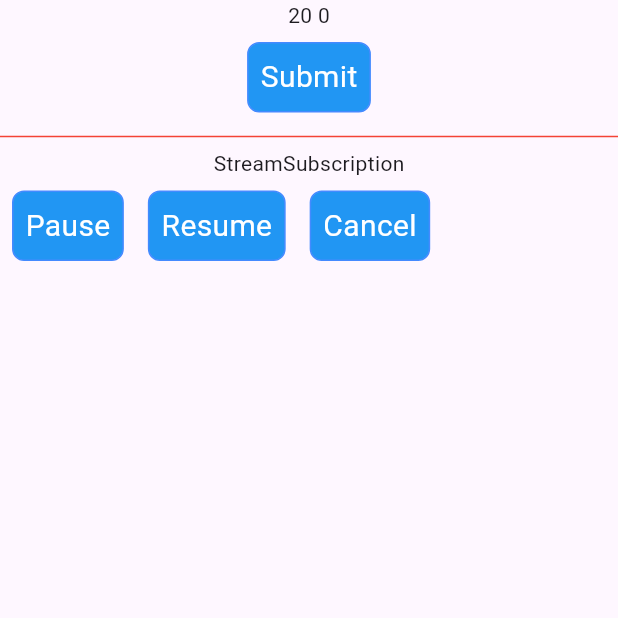
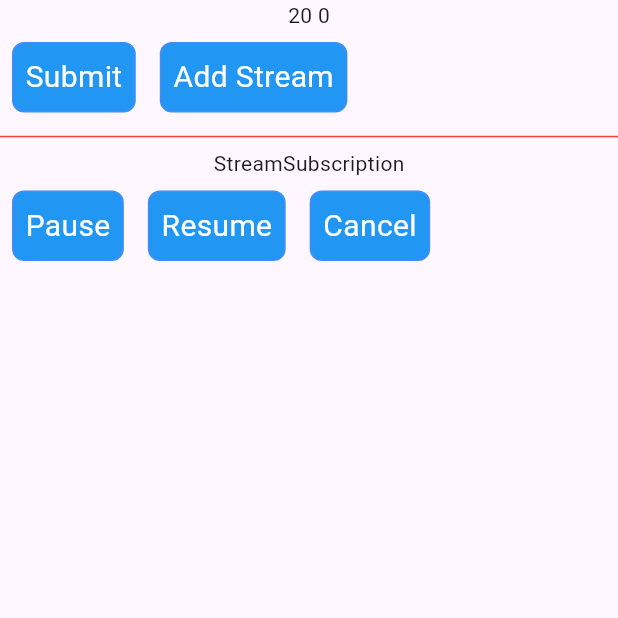
Before and after one commit to quoctran1/trainning, a Flutter app: the StreamBroadcastScreen screen opened directly, after a tap on "Submit", on a phone screen of 412 x 824 dp, the top half of it. Run offline on Flutter 3.47's test engine with Material 3 defaults, Android fonts, the phone set to English and light mode, and no system bars; our stand-ins replace cached_network_image, flutter_svg, image_picker, rxdart.

Commit message:
update: stream

```diff
--- a/lib/models/mixin_model/animal.dart
+++ b/lib/models/mixin_model/animal.dart
@@ -1,3 +1,3 @@
 import 'package:trainning/utils/mixin/app_mixin.dart';
 
-class Animal with MixinA {}
+class Animal with MixinA,MixinB  {}
--- a/lib/models/stream_model/counter_stream.dart
+++ b/lib/models/stream_model/counter_stream.dart
@@ -1,3 +1,5 @@
+import 'dart:math';
+
 class CounterStream {
   Stream<int> createCountStream() async* {
     for (int i = 1; i <= 10; i++) {
@@ -13,10 +15,45 @@ class CounterStream {
 
   Future<int> createCountFuture() async {
     int count = 0;
-    for (int i = 1; i <= 10; i++) {
+    for (int i = 1; i <= 5; i++) {
       await Future.delayed(const Duration(seconds: 1));
       count += i;
     }
     return count;
   }
+
+  Future<int> simpleFuture() async {
+    await Future.delayed(const Duration(seconds: 1));
+    return 100;
+  }
+
+  Future<int> simpleFuture1() async {
+    return 200;
+  }
+
+  Stream<int> getFromFuture() async* {
+    yield* Stream.fromFuture(createCountFuture());
+  }
+
+  Stream<int> getListFuture() async* {
+    yield* Stream.fromFutures(
+        [createCountFuture(), simpleFuture(), simpleFuture1()]);
+  }
+
+  Stream<String> getIterableFuture() async* {
+    List<String> userIds = ['1', '2', '3', '5', '6', '7'];
+    final streamIterable = Stream.fromIterable(userIds);
+    // Call getUserInfo asynchronously
+    yield* streamIterable.asyncMap((id) async {
+      String userInfo = await getUserInfo(id);
+      return userInfo;
+    });
+  }
+
+  Future<String> getUserInfo(String id) async {
+    int second = Random().nextInt(4);
+    await Future.delayed(Duration(seconds: second));
+
+    return 'id: $id ----- $second';
+  }
 }
--- a/lib/models/stream_model/counter_stream_controller.dart
+++ b/lib/models/stream_model/counter_stream_controller.dart
@@ -1,12 +1,12 @@
 import 'dart:async';
+
+import 'package:trainning/models/stream_model/counter_stream.dart';
 
 class CounterStreamController {
   int count = 0;
   StreamController<int> streamController;
 
-  CounterStreamController._(this.streamController); //region broadcast
-  // StreamController<int> streamController = StreamController<int>.broadcast( );
-  //endregion
+  CounterStreamController._(this.streamController);
 
   Stream<int> get getStream => streamController.stream;
 
@@ -34,7 +34,15 @@ class CounterStreamController {
 
   //endregion
 
+  //region addData
   void addData() {
     streamController.add(10);
   }
+
+  void addStream() {
+    final stream = CounterStream().createCountStream();
+    streamController.addStream(stream);
+  }
+
+//endregion
 }
--- a/lib/screen/future_screen/future_screen.dart
+++ b/lib/screen/future_screen/future_screen.dart
@@ -46,7 +46,8 @@ class _FutureScreenState extends State<FutureScreen> {
               builder: (BuildContext context, AsyncSnapshot<dynamic> snapshot) {
                 print(snapshot.connectionState);
                 if (snapshot.hasData) {
-                  return Text("snapshot.hasData: ${snapshot.hasData} /Data: ${snapshot.data}");
+                  return Text(
+                      "snapshot.hasData: ${snapshot.hasData} /Data: ${snapshot.data}");
                 }
                 if (snapshot.hasError) {
                   return Text("snapshot.hasError: ${snapshot.hasError}");
@@ -73,7 +74,7 @@ class _FutureScreenState extends State<FutureScreen> {
     print('Function started...');
 
     int count = 0;
-    for (int i = 0; i < 1000000000; i++) {
+    for (int i = 0; i < 2000000000; i++) {
       count += i;
     }
 
@@ -100,7 +101,6 @@ class _FutureScreenState extends State<FutureScreen> {
     // timeConsumingFunctionFuture()
     //     .then((int value) => print(value))
     //     .timeout(const Duration(seconds: 2));
-    print('End');
 
     print('Main function completed ');
   }
--- a/lib/screen/stream_screen/stream_broadcast_screen.dart
+++ b/lib/screen/stream_screen/stream_broadcast_screen.dart
@@ -22,19 +22,22 @@ class _StreamBroadcastScreenState extends State<StreamBroadcastScreen> {
 
     //region listen
 
-    counterStreamController.streamController.stream.listen((event) {
-      print("listen: $event");
+    // counterStreamController.streamController.stream.listen((event) {
+    //   print("listen: $event");
+    // });
+    streamSubscription = counterStreamController.getStream.listen((event) {
+      print('streamSubscription : $event');
     });
-    // streamSubscription = counterStreamController.getStream.listen((event) {
-    //   print('streamSubscription : $event');
-    // });
+
     //endregion
+
     super.initState();
   }
 
   @override
   void dispose() {
     counterStreamController.streamController.close();
+    streamSubscription.cancel();
     super.dispose();
   }
 
@@ -54,11 +57,20 @@ class _StreamBroadcastScreenState extends State<StreamBroadcastScreen> {
                 return const Text('Error');
               },
             ),
-            HomeButtonWidget(
-                title: 'Submit',
-                onTap: () {
-                  counterStreamController.addData();
-                }),
+            Row(
+              children: [
+                HomeButtonWidget(
+                    title: 'Submit',
+                    onTap: () {
+                      counterStreamController.addData();
+                    }),
+                HomeButtonWidget(
+                    title: 'Add Stream',
+                    onTap: () {
+                      counterStreamController.addStream();
+                    }),
+              ],
+            ),
             const Divider(
               color: Colors.red,
             ),
@@ -81,7 +93,7 @@ class _StreamBroadcastScreenState extends State<StreamBroadcastScreen> {
                       streamSubscription.cancel();
                     }),
               ],
-            )
+            ),
           ],
         ),
       ),
--- a/lib/screen/stream_screen/stream_screen.dart
+++ b/lib/screen/stream_screen/stream_screen.dart
@@ -27,7 +27,7 @@ class _StreamScreenState extends State<StreamScreen> {
           crossAxisAlignment: CrossAxisAlignment.stretch,
           children: [
             StreamBuilder<int>(
-              stream: counterStream.getAll(),
+              stream: counterStream.createCountStream(),
               builder: (BuildContext context, AsyncSnapshot<int> snapshot) {
                 if (snapshot.hasData) {
                   return Flexible(
@@ -44,6 +44,25 @@ class _StreamScreenState extends State<StreamScreen> {
                 );
               },
             ),
+            // StreamBuilder<String>(
+            //   stream: counterStream.getIterableFuture(),
+            //   builder: (BuildContext context, AsyncSnapshot<String> snapshot) {
+            //
+            //     if (snapshot.hasData) {
+            //       return Flexible(
+            //           child: Text(
+            //         "${snapshot.data}",
+            //         textAlign: TextAlign.center,
+            //         style: const TextStyle(fontSize: 30),
+            //       ));
+            //     }
+            //     return const Text(
+            //       'Error',
+            //       textAlign: TextAlign.center,
+            //       style: TextStyle(fontSize: 30),
+            //     );
+            //   },
+            // ),
           ],
         ),
       ),
```
